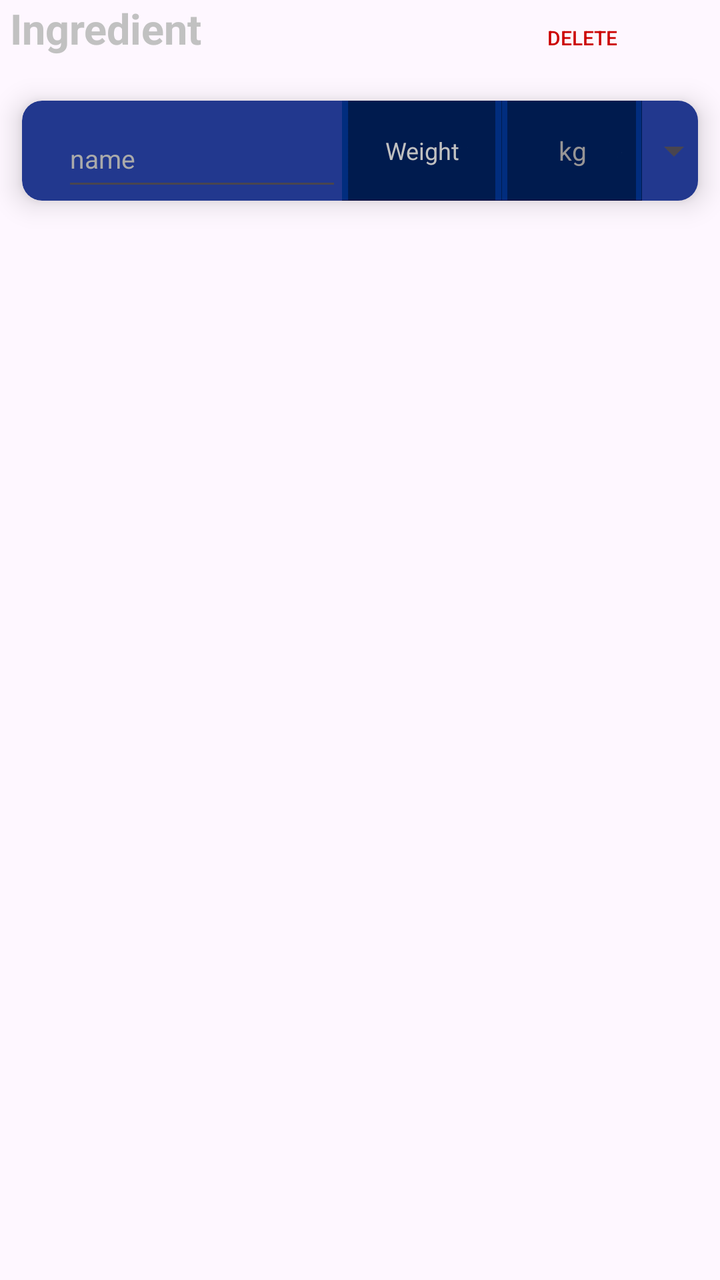
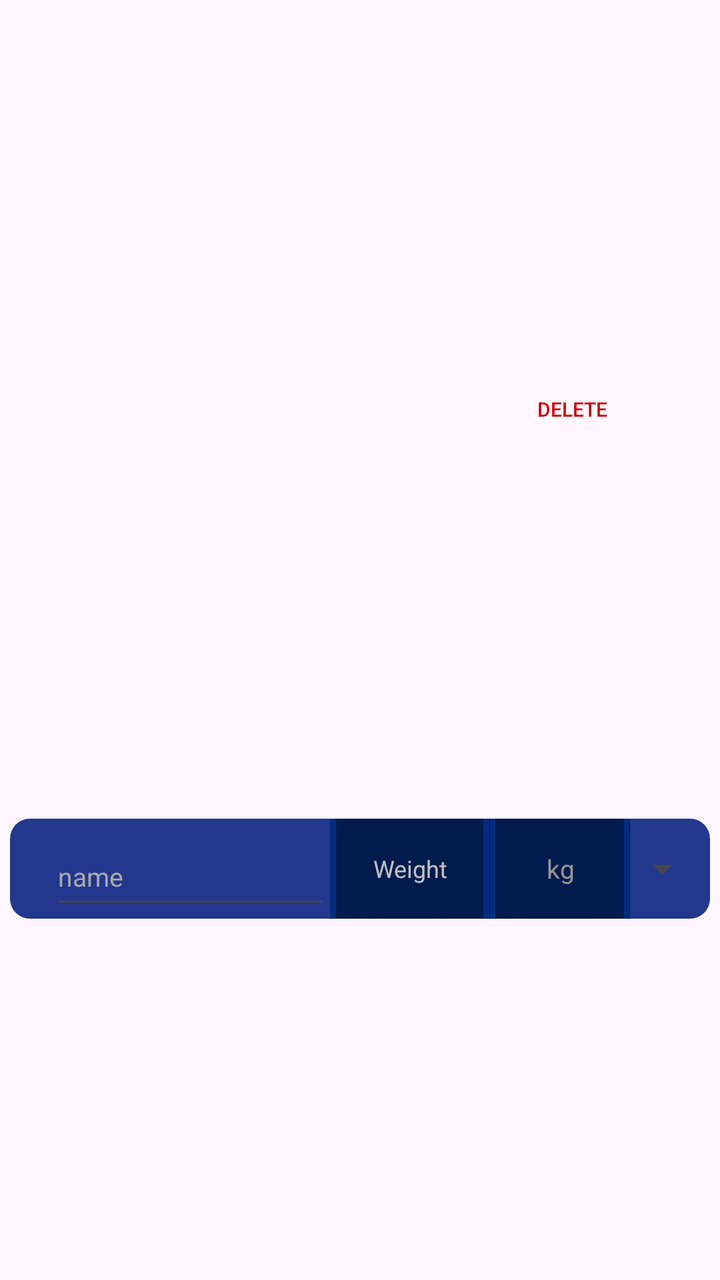

The first picture is an Android layout as it rendered before a commit; the second is the same layout after the commit. The layout source and the unified diff follow.
<!-- AndroidManifest.xml: application theme Theme.Recipe -->
<!-- res/layout/ingredient_item.xml -->
<?xml version="1.0" encoding="utf-8"?>
<androidx.constraintlayout.widget.ConstraintLayout xmlns:android="http://schemas.android.com/apk/res/android"
    xmlns:app="http://schemas.android.com/apk/res-auto"
    xmlns:tools="http://schemas.android.com/tools"
    android:id="@+id/linearLayout"
    android:layout_width="match_parent"
    android:layout_height="wrap_content"
    android:layout_marginTop="20dp">

    
    <TextView
        android:id="@+id/TextViewIngredient"
        android:layout_width="350dp"
        android:layout_height="wrap_content"
        android:gravity="left"
        android:text="Ingredient"
        android:textStyle="bold"
        android:textColor="@color/my_text_view_back"
        android:textSize="21sp"
        app:layout_constraintEnd_toEndOf="parent"
        app:layout_constraintStart_toStartOf="parent"
        app:layout_constraintTop_toTopOf="parent" />

    <androidx.cardview.widget.CardView
        android:id="@+id/CardViewIngredient"
        android:layout_width="wrap_content"
        android:layout_height="wrap_content"
        android:layout_gravity="center"
        android:layout_marginTop="7dp"
        android:padding="8dp"
        app:cardBackgroundColor="@android:color/transparent"
        app:cardElevation="8dp"
        app:cardCornerRadius="10dp"
        app:cardUseCompatPadding="true"
        app:layout_constraintTop_toBottomOf="@id/TextViewIngredient"
        app:layout_constraintStart_toStartOf="parent"
        app:layout_constraintEnd_toEndOf="parent">

        <LinearLayout
            android:id="@+id/LinearLayoutIngredient"
            android:layout_width="350dp"
            android:layout_height="50dp"
            android:orientation="horizontal"
            android:gravity="center"
            android:background="@drawable/textview_border">

            <EditText
                android:id="@+id/EditTextNameIngredient"
                android:singleLine="true"
                android:scrollHorizontally="true"
                android:ellipsize="none"
                android:inputType="text"
                android:layout_width="140dp"
                android:layout_height="50dp"
                android:layout_marginStart="20dp"
                android:hint="name"
                android:paddingTop="15dp"
                android:textColorHint="@android:color/darker_gray"
                android:textColor="@color/my_text_view_back"
                android:textSize="13sp" />

            <FrameLayout
                android:layout_width="wrap_content"
                android:layout_height="wrap_content">

                <EditText
                    android:id="@+id/EditTextWeight"
                    android:layout_width="80dp"
                    android:layout_height="50dp"
                    android:background="@drawable/weight_border"
                    android:gravity="center"
                    android:paddingStart="7dp"
                    android:paddingEnd="7dp"
                    android:hint="Weight"
                    android:inputType="numberDecimal"
                    android:minHeight="48dp"
                    android:textColor="@color/my_text_view_back"
                    android:textColorHint="@color/my_text_view_back"
                    android:textSize="12sp" />
            </FrameLayout>

            <FrameLayout
                android:layout_width="wrap_content"
                android:layout_height="wrap_content">

                <TextView
                    android:id="@+id/TextViewUnit"
                    android:layout_width="70dp"
                    android:layout_height="50dp"
                    android:background="@drawable/weight_border"
                    android:gravity="center"
                    android:hint="kg"
                    android:inputType="numberDecimal"
                    android:minHeight="48dp"
                    android:textColor="@color/my_text_view_back"
                    android:textColorHint="#979595"
                    android:textSize="13sp" />
            </FrameLayout>

            <Spinner
                android:id="@+id/SpinnerUnit"
                android:layout_width="wrap_content"
                android:layout_height="70dp"
                android:entries="@array/ingredients_unit"
                android:minHeight="48dp" />
        </LinearLayout>
    </androidx.cardview.widget.CardView>

    <Button
        android:id="@+id/ButtonDelete"
        style="@style/Widget.AppCompat.Button.Borderless.Colored"
        android:layout_width="wrap_content"
        android:layout_height="wrap_content"
        android:layout_marginEnd="25dp"
        android:minHeight="48dp"
        android:text="Delete"
        android:textColor="@android:color/holo_red_dark"
        android:textSize="10sp"
        app:layout_constraintBaseline_toBaselineOf="@id/TextViewIngredient"
        app:layout_constraintEnd_toEndOf="parent" />

</androidx.constraintlayout.widget.ConstraintLayout>
<!-- resources referenced by this layout -->
<resources>
  <string-array name="ingredients_unit">
          <item>kg</item>
          <item>gr</item>
          <item>l</item>
          <item>ml</item>
          <item>tbsp</item>
          <item>tsp</item>
  
      </string-array>
  <color name="my_text_view_back">#C1C1C1</color>
  <!-- drawable textview_border (drawable) -->
  <?xml version="1.0" encoding="utf-8"?>
  <shape xmlns:android="http://schemas.android.com/apk/res/android"
      android:shape="rectangle">
  
      
      <solid android:color="#22388E" />
  
      
  
  
      
      <corners android:radius="10dp" />
  </shape>
  <!-- drawable weight_border: png bitmap (drawable, 4779 bytes) -->
  <style name="Theme.Recipe" parent="Base.Theme.Recipe" />
  <style name="Base.Theme.Recipe" parent="Theme.Material3.DayNight.NoActionBar">
          
          
      </style>
</resources>

<!-- the commit's change to res/layout/ingredient_item.xml (unified diff, before → after) -->
@@ -1,122 +1,100 @@
 <?xml version="1.0" encoding="utf-8"?>
 <androidx.constraintlayout.widget.ConstraintLayout xmlns:android="http://schemas.android.com/apk/res/android"
     xmlns:app="http://schemas.android.com/apk/res-auto"
-    xmlns:tools="http://schemas.android.com/tools"
     android:id="@+id/linearLayout"
     android:layout_width="match_parent"
     android:layout_height="wrap_content"
-    android:layout_marginTop="20dp">
+    android:layout_marginTop="10dp">
 
-    
-    <TextView
-        android:id="@+id/TextViewIngredient"
-        android:layout_width="350dp"
-        android:layout_height="wrap_content"
-        android:gravity="left"
-        android:text="Ingredient"
-        android:textStyle="bold"
-        android:textColor="@color/my_text_view_back"
-        android:textSize="21sp"
-        app:layout_constraintEnd_toEndOf="parent"
-        app:layout_constraintStart_toStartOf="parent"
-        app:layout_constraintTop_toTopOf="parent" />
-
-    <androidx.cardview.widget.CardView
-        android:id="@+id/CardViewIngredient"
-        android:layout_width="wrap_content"
-        android:layout_height="wrap_content"
-        android:layout_gravity="center"
-        android:layout_marginTop="7dp"
-        android:padding="8dp"
-        app:cardBackgroundColor="@android:color/transparent"
-        app:cardElevation="8dp"
-        app:cardCornerRadius="10dp"
-        app:cardUseCompatPadding="true"
-        app:layout_constraintTop_toBottomOf="@id/TextViewIngredient"
-        app:layout_constraintStart_toStartOf="parent"
-        app:layout_constraintEnd_toEndOf="parent">
-
-        <LinearLayout
-            android:id="@+id/LinearLayoutIngredient"
-            android:layout_width="350dp"
-            android:layout_height="50dp"
-            android:orientation="horizontal"
-            android:gravity="center"
-            android:background="@drawable/textview_border">
-
-            <EditText
-                android:id="@+id/EditTextNameIngredient"
-                android:singleLine="true"
-                android:scrollHorizontally="true"
-                android:ellipsize="none"
-                android:inputType="text"
-                android:layout_width="140dp"
-                android:layout_height="50dp"
-                android:layout_marginStart="20dp"
-                android:hint="name"
-                android:paddingTop="15dp"
-                android:textColorHint="@android:color/darker_gray"
-                android:textColor="@color/my_text_view_back"
-                android:textSize="13sp" />
-
-            <FrameLayout
-                android:layout_width="wrap_content"
-                android:layout_height="wrap_content">
-
-                <EditText
-                    android:id="@+id/EditTextWeight"
-                    android:layout_width="80dp"
-                    android:layout_height="50dp"
-                    android:background="@drawable/weight_border"
-                    android:gravity="center"
-                    android:paddingStart="7dp"
-                    android:paddingEnd="7dp"
-                    android:hint="Weight"
-                    android:inputType="numberDecimal"
-                    android:minHeight="48dp"
-                    android:textColor="@color/my_text_view_back"
-                    android:textColorHint="@color/my_text_view_back"
-                    android:textSize="12sp" />
-            </FrameLayout>
-
-            <FrameLayout
-                android:layout_width="wrap_content"
-                android:layout_height="wrap_content">
-
-                <TextView
-                    android:id="@+id/TextViewUnit"
-                    android:layout_width="70dp"
-                    android:layout_height="50dp"
-                    android:background="@drawable/weight_border"
-                    android:gravity="center"
-                    android:hint="kg"
-                    android:inputType="numberDecimal"
-                    android:minHeight="48dp"
-                    android:textColor="@color/my_text_view_back"
-                    android:textColorHint="#979595"
-                    android:textSize="13sp" />
-            </FrameLayout>
-
-            <Spinner
-                android:id="@+id/SpinnerUnit"
-                android:layout_width="wrap_content"
-                android:layout_height="70dp"
-                android:entries="@array/ingredients_unit"
-                android:minHeight="48dp" />
-        </LinearLayout>
-    </androidx.cardview.widget.CardView>
 
     <Button
         android:id="@+id/ButtonDelete"
         style="@style/Widget.AppCompat.Button.Borderless.Colored"
         android:layout_width="wrap_content"
         android:layout_height="wrap_content"
-        android:layout_marginEnd="25dp"
+        android:layout_marginEnd="30dp"
         android:minHeight="48dp"
         android:text="Delete"
         android:textColor="@android:color/holo_red_dark"
         android:textSize="10sp"
-        app:layout_constraintBaseline_toBaselineOf="@id/TextViewIngredient"
-        app:layout_constraintEnd_toEndOf="parent" />
+        app:layout_constraintBottom_toTopOf="@+id/LinearLayoutIngredient"
+        app:layout_constraintEnd_toEndOf="parent"
+        app:layout_constraintTop_toTopOf="parent" />
+
+
+    <LinearLayout
+        android:id="@+id/LinearLayoutIngredient"
+        android:layout_width="350dp"
+        android:layout_height="50dp"
+        android:background="@drawable/textview_border"
+        android:gravity="center"
+        android:orientation="horizontal"
+        app:layout_constraintBottom_toBottomOf="parent"
+        app:layout_constraintEnd_toEndOf="parent"
+        app:layout_constraintHorizontal_bias="0.5"
+        app:layout_constraintStart_toStartOf="parent"
+        app:layout_constraintTop_toBottomOf="@+id/ButtonDelete">
+
+        <EditText
+            android:id="@+id/EditTextNameIngredient"
+            android:layout_width="140dp"
+            android:layout_height="50dp"
+            android:layout_marginStart="20dp"
+            android:ellipsize="none"
+            android:hint="name"
+            android:inputType="text"
+            android:paddingTop="15dp"
+            android:scrollHorizontally="true"
+            android:singleLine="true"
+            android:textColor="@color/my_text_view_back"
+            android:textColorHint="@android:color/darker_gray"
+            android:textSize="13sp" />
+
+        <FrameLayout
+            android:layout_width="wrap_content"
+            android:layout_height="wrap_content">
+
+            <EditText
+                android:id="@+id/EditTextWeight"
+                android:layout_width="80dp"
+                android:layout_height="50dp"
+                android:background="@drawable/weight_border"
+                android:gravity="center"
+                android:hint="Weight"
+                android:inputType="numberDecimal"
+                android:minHeight="48dp"
+                android:paddingStart="7dp"
+                android:paddingEnd="7dp"
+                android:textColor="@color/my_text_view_back"
+                android:textColorHint="@color/my_text_view_back"
+                android:textSize="12sp" />
+        </FrameLayout>
+
+        <FrameLayout
+            android:layout_width="wrap_content"
+            android:layout_height="wrap_content">
+
+            <TextView
+                android:id="@+id/TextViewUnit"
+                android:layout_width="70dp"
+                android:layout_height="50dp"
+                android:background="@drawable/weight_border"
+                android:gravity="center"
+                android:hint="kg"
+                android:inputType="numberDecimal"
+                android:minHeight="48dp"
+                android:textColor="@color/my_text_view_back"
+                android:textColorHint="#979595"
+                android:textSize="13sp" />
+        </FrameLayout>
+
+        <Spinner
+            android:id="@+id/SpinnerUnit"
+            android:layout_width="wrap_content"
+            android:layout_height="70dp"
+            android:entries="@array/ingredients_unit"
+            android:minHeight="48dp" />
+    </LinearLayout>
+
 
 </androidx.constraintlayout.widget.ConstraintLayout>
